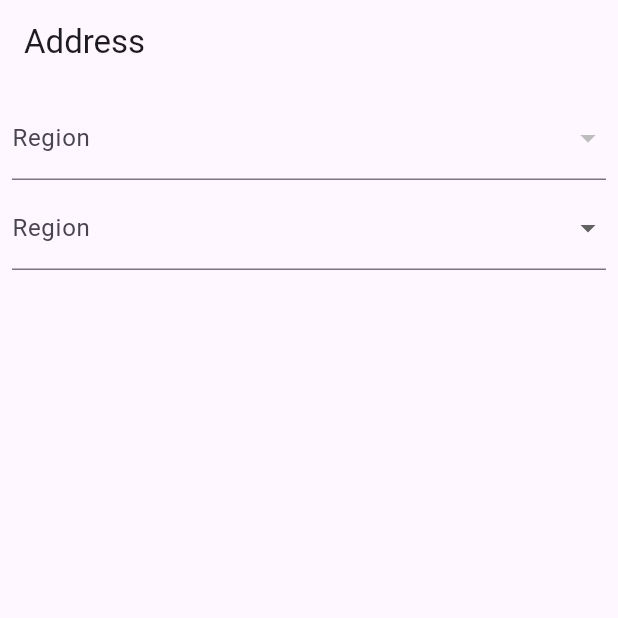
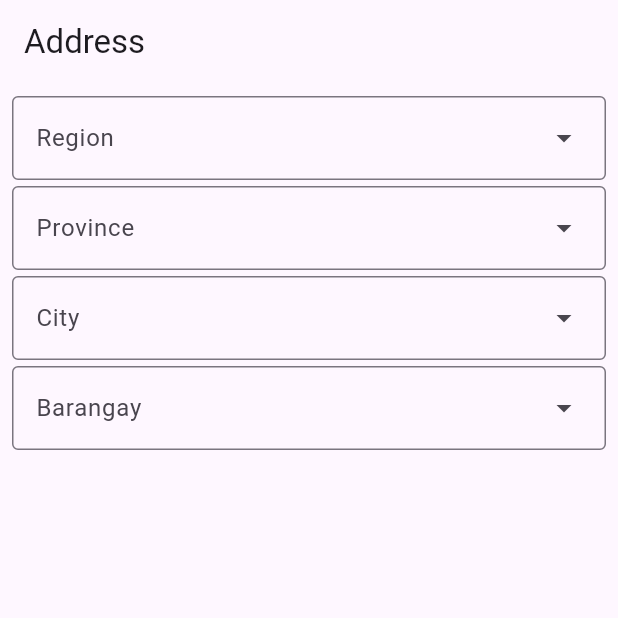
Before and after one commit to Miles-Vibar/exercise, a Flutter app: the screen it shows after launch, on a phone screen of 412 x 824 dp, the top half of it. Run offline on Flutter 3.47's test engine with Material 3 defaults, Android fonts, the phone set to English and light mode, and no system bars; our stand-ins replace flutter_bloc, shared_preferences; network calls fail.

```diff
--- /dev/null
+++ b/lib/BLoC/LocationBlocProvider.dart
@@ -0,0 +1,17 @@
+import 'package:address_app/BLoC/LocationCubit.dart';
+import 'package:address_app/Models/StateModel.dart';
+import 'package:address_app/Pages/AddressPage.dart';
+import 'package:flutter/material.dart';
+import 'package:flutter_bloc/flutter_bloc.dart';
+
+class Locationblocprovider extends StatelessWidget {
+  const Locationblocprovider({super.key});
+
+  @override
+  Widget build(BuildContext context) {
+    return BlocProvider(
+      create: (context) => LocationCubit(StateModel(region: null, province: null, city: null)),
+      child: const AddressPage(),
+    );
+  }
+}
--- /dev/null
+++ b/lib/BLoC/LocationCubit.dart
@@ -0,0 +1,64 @@
+import 'package:address_app/Models/Barangay.dart';
+import 'package:address_app/Models/Province.dart';
+import 'package:address_app/Models/Region.dart';
+import 'package:address_app/Models/StateModel.dart';
+import 'package:flutter_bloc/flutter_bloc.dart';
+import 'package:http/http.dart' as http;
+import 'package:shared_preferences/shared_preferences.dart';
+import 'dart:convert';
+
+import '../Models/City.dart';
+
+class LocationCubit extends Cubit<StateModel> {
+  LocationCubit(super.initialState);
+
+
+  RegionsList? regionsList;
+  List<Province>? provincesList;
+  List<City>? citiesList;
+  List<Barangay>? barangaysList;
+
+  Future<void> getRegions() async {
+    if (regionsList == null) {
+      await SharedPreferences.getInstance().then((prefs) async {
+        print('opened shared preferences');
+        final jsonString = prefs.getString('jsonString');
+
+        if (jsonString == null) {
+          print('setting jsonString');
+          await http.get(Uri.parse('https://raw.githubusercontent.com/tarkiedev1/exercise/refs/heads/main/address_ph.json')).then((r) async {
+            regionsList =  RegionsList.fromJson(jsonDecode(r.body));
+            filterProvinces(null);
+            filterCities(null);
+            filterBarangays(null);
+            await prefs.setString('jsonString', r.body);
+          });
+        } else {
+          print('getting jsonString');
+          regionsList =  RegionsList.fromJson(jsonDecode(jsonString));
+          filterProvinces(null);
+          filterCities(null);
+          filterBarangays(null);
+        }
+
+        regionsList = RegionsList(regions: <Region>[]);
+        emit(state);
+      });
+    }
+  }
+
+  void filterProvinces(String? region) {
+    provincesList = region != null ? regionsList?.regions?.firstWhere((r) => r.name == region).provinces : regionsList?.regions?.expand((r) => r.provinces ?? <Province>[]).toList();
+    emit(StateModel(region: state.region, province: null, city: null));
+  }
+
+  void filterCities(String? province) {
+    citiesList = province != null ? provincesList?.firstWhere((p) => p.name == province).cities : provincesList?.expand((p) => p.cities ?? <City>[]).toList();
+    emit(StateModel(region: state.region, province: state.province, city: null));
+  }
+
+  void filterBarangays(String? city) {
+    barangaysList = city != null ? citiesList?.firstWhere((c) => c.name == city).barangays : citiesList?.expand((c) => c.barangays ?? <Barangay>[]).toList();
+    emit(StateModel(region: state.region, province: state.province, city: state.city));
+  }
+}
--- /dev/null
+++ b/lib/Models/Barangay.dart
@@ -0,0 +1,9 @@
+class Barangay {
+  final String name;
+
+  Barangay({required this.name,});
+
+  factory Barangay.fromJson(String json) {
+    return Barangay(name: json);
+  }
+}
--- /dev/null
+++ b/lib/Models/City.dart
@@ -0,0 +1,12 @@
+import 'Barangay.dart';
+
+class City {
+  final String name;
+  final List<Barangay>? barangays;
+
+  City({required this.name, required this.barangays});
+
+  factory City.fromJson(Map<String, dynamic> json) {
+    return City(name: json['name'], barangays: json['barangay'] != null ? List<Barangay>.from(json['barangay'].map((x) => Barangay.fromJson(x))) : null);
+  }
+}
--- /dev/null
+++ b/lib/Models/Province.dart
@@ -0,0 +1,12 @@
+import 'City.dart';
+
+class Province {
+  final String name;
+  final List<City>? cities;
+
+  Province({required this.name, required this.cities});
+
+  factory Province.fromJson(Map<String, dynamic> json) {
+    return Province(name: json['name'], cities: json['city'] != null ? List<City>.from(json['city'].map((x) => City.fromJson(x))) : null);
+  }
+}
--- /dev/null
+++ b/lib/Models/Region.dart
@@ -0,0 +1,24 @@
+import 'Province.dart';
+
+class Region {
+  final String id;
+  final String name;
+  final List<Province>? provinces;
+
+  Region({required this.id, required this.name, required this.provinces});
+
+  factory Region.fromJson(Map<String, dynamic> json) {
+    return Region(id: json['id'], name: json['name'], provinces: json['province'] != null ? List<Province>.from(json['province'].map((x) => Province.fromJson(x))) : null);
+  }
+}
+
+class RegionsList {
+  List<Region>? regions;
+
+  RegionsList({this.regions});
+
+  factory RegionsList.fromJson(List<dynamic> json) {
+
+    return RegionsList(regions: List<Region>.from(json.map((x) => Region.fromJson(x))));
+  }
+}
--- /dev/null
+++ b/lib/Models/StateModel.dart
@@ -0,0 +1,7 @@
+class StateModel {
+  String? region;
+  String? province;
+  String? city;
+
+  StateModel({required this.region, required this.province, required this.city});
+}
--- /dev/null
+++ b/lib/Pages/AddressPage.dart
@@ -0,0 +1,84 @@
+import 'package:address_app/BLoC/LocationCubit.dart';
+import 'package:flutter/material.dart';
+import 'package:flutter_bloc/flutter_bloc.dart';
+
+import '../Models/StateModel.dart';
+import '../Widgets/DropDownWidget.dart';
+
+class AddressPage extends StatefulWidget {
+  const AddressPage({super.key});
+
+  @override
+  State<AddressPage> createState() => _AddressPageState();
+}
+
+class _AddressPageState extends State<AddressPage> {
+  final regionController = TextEditingController();
+  final provinceController = TextEditingController();
+  final cityController = TextEditingController();
+  final barangayController = TextEditingController();
+
+  @override
+  Widget build(BuildContext context) {
+    return Scaffold(
+      appBar: AppBar(
+        title: const Text('Address'),
+      ),
+      body: BlocBuilder<LocationCubit, StateModel>(
+        builder: (context, state) {
+          return Padding(
+            padding: const EdgeInsets.all(8.0),
+            child: ListView(
+              children: [
+                DropDownWidget(
+                  label: "Region",
+                  location: context.read<LocationCubit>().regionsList?.regions,
+                  controller: regionController,
+                  function: context.read<LocationCubit>().getRegions(),
+                  onChanged: (String value) {
+                    context.read<LocationCubit>().filterProvinces(value);
+                    provinceController.clear();
+                    cityController.clear();
+                    barangayController.clear();
+                  },
+                ),
+                const SizedBox(height: 4.0,),
+                DropDownWidget(
+                  label: "Province",
+                  location: context.read<LocationCubit>().provincesList,
+                  controller: provinceController,
+                  function: context.read<LocationCubit>().getRegions(),
+                  onChanged: (String value) {
+                    context.read<LocationCubit>().filterCities(value);
+                    cityController.clear();
+                    barangayController.clear();
+                  },
+                ),
+                const SizedBox(height: 4.0,),
+                DropDownWidget(
+                  label: "City",
+                  location: context.read<LocationCubit>().citiesList,
+                  controller: cityController,
+                  function: context.read<LocationCubit>().getRegions(),
+                  onChanged: (String value) {
+                    context.read<LocationCubit>().filterBarangays(value);
+                    barangayController.clear();
+                  },
+                ),
+                const SizedBox(height: 4.0,),
+                DropDownWidget(
+                  label: "Barangay",
+                  location: context.read<LocationCubit>().barangaysList,
+                  controller: barangayController,
+                  function: context.read<LocationCubit>().getRegions(),
+                  onChanged: (String value) => (),
+                ),
+                const SizedBox(height: 4.0,),
+              ],
+            ),
+          );
+        },
+      ),
+    );
+  }
+}
--- /dev/null
+++ b/lib/Widgets/DropDownWidget.dart
@@ -0,0 +1,56 @@
+import 'package:flutter/material.dart';
+
+class DropDownWidget extends StatefulWidget {
+  const DropDownWidget({super.key, required this.label, required this.location, required this.controller, required this.function, required this.onChanged});
+
+  final List<dynamic>? location;
+  final void function;
+  final ValueChanged<String> onChanged;
+  final String label;
+  final TextEditingController controller;
+
+  @override
+  State<DropDownWidget> createState() => _DropDownWidgetState();
+}
+
+class _DropDownWidgetState extends State<DropDownWidget> {
+  final focusNode = FocusNode();
+
+  void check() {
+    if (focusNode.hasFocus) {
+      widget.function;
+    }
+  }
+
+  @override
+  void initState() {
+    super.initState();
+    focusNode.addListener(check);
+  }
+
+  @override
+  void dispose() {
+    super.dispose();
+    focusNode.removeListener(check);
+  }
+
+  @override
+  Widget build(BuildContext context) {
+    return DropdownMenu(
+      dropdownMenuEntries: widget.location?.map((location) => DropdownMenuEntry(value: location.name, label: location.name)).toList() ?? [].map((location) => DropdownMenuEntry(value: location, label: location)).toList(),
+      menuHeight: 300.0,
+      enableFilter: true,
+      controller: widget.controller,
+      enableSearch: true,
+      focusNode: focusNode,
+      expandedInsets: EdgeInsets.zero,
+      label: Text(widget.label),
+      onSelected: (value) => widget.onChanged(value),
+      filterCallback: (entries, filter) {
+        //returning only the first 20 entries before and after filtering because of lag if all entries are rendered.
+        return entries.where((entry) => entry.label.toLowerCase().contains(filter.toLowerCase())).take(20).toList();
+      },
+      hintText: 'Showing first 20 entries...',
+    );
+  }
+}
--- a/lib/main.dart
+++ b/lib/main.dart
@@ -1,7 +1,5 @@
-import 'dart:convert';
-
+import 'package:address_app/BLoC/LocationBlocProvider.dart';
 import 'package:flutter/material.dart';
-import 'package:http/http.dart' as http;
 
 void main() {
   runApp(const MyApp());
@@ -16,159 +14,10 @@ class MyApp extends StatelessWidget {
     return MaterialApp(
       title: 'Flutter Demo',
       theme: ThemeData(
-        // This is the theme of your application.
-        //
-        // TRY THIS: Try running your application with "flutter run". You'll see
-        // the application has a purple toolbar. Then, without quitting the app,
-        // try changing the seedColor in the colorScheme below to Colors.green
-        // and then invoke "hot reload" (save your changes or press the "hot
-        // reload" button in a Flutter-supported IDE, or press "r" if you used
-        // the command line to start the app).
-        //
-        // Notice that the counter didn't reset back to zero; the application
-        // state is not lost during the reload. To reset the state, use hot
-        // restart instead.
-        //
-        // This works for code too, not just values: Most code changes can be
-        // tested with just a hot reload.
         colorScheme: ColorScheme.fromSeed(seedColor: Colors.deepPurple),
         useMaterial3: true,
       ),
-      home: const AddressPage(),
+      home: const Locationblocprovider(),
     );
   }
 }
-
-class AddressPage extends StatefulWidget {
-  const AddressPage({super.key});
-
-  @override
-  State<AddressPage> createState() => _AddressPageState();
-}
-
-class _AddressPageState extends State<AddressPage> {
-  RegionsList regionsList = RegionsList(regions: <Region>[]);
-  List<Province>? provincesList;
-
-  Future<void> getProvinces() async {
-    var response = await http.get(Uri.parse('https://raw.githubusercontent.com/tarkiedev1/exercise/refs/heads/main/address_ph.json'));
-
-    setState(() {
-      if (regionsList.regions!.isEmpty) {
-        regionsList = RegionsList.fromJson(jsonDecode(response.body));
-      }
-      provincesList = regionsList.regions?.expand((r) => r.provinces ?? <Province>[]).toList();
-    });
-  }
-
-  void filterProvinces(String region) {
-    setState(() {
-      print(provincesList?.length);
-      provincesList = null;
-      provincesList = regionsList.regions?.firstWhere((r) => r.name == region).provinces;
-      print(provincesList?.length);
-    });
-  }
-
-  @override
-  Widget build(BuildContext context) {
-    return Scaffold(
-      appBar: AppBar(
-        title: const Text('Address'),
-      ),
-      body: Padding(
-        padding: const EdgeInsets.all(8.0),
-        child: ListView(
-          children: [
-            DropDownWidget(location: regionsList.regions , function: getProvinces(), onChanged: (String value) => filterProvinces(value),),
-            const SizedBox(height: 4.0,),
-            DropDownWidget(location: provincesList, function: getProvinces(), onChanged: (String value) {
-            },),
-            const SizedBox(height: 4.0,),
-          ],
-        ),
-      ),
-    );
-  }
-}
-
-class DropDownWidget extends StatefulWidget {
-  const DropDownWidget({super.key, required this.location, required this.function, required this.onChanged});
-
-  final List<dynamic>? location;
-  final void function;
-  final ValueChanged<String> onChanged;
-
-  @override
-  State<DropDownWidget> createState() => _DropDownWidgetState();
-}
-
-class _DropDownWidgetState extends State<DropDownWidget> {
-  @override
-  Widget build(BuildContext context) {
-    return DropdownButtonFormField(
-      items: widget.location?.map((location) {
-        return DropdownMenuItem(
-          value: location.name,
-          child: Text(location.name),
-        );
-      }).toList() ?? [' '].map((region) {
-        return DropdownMenuItem(
-          value: region,
-          child: Text(region),
-        );
-      }).toList(),
-      isExpanded: true,
-      onChanged: (value) => widget.onChanged(value as String ?? ''),
-      onTap: () { if (widget.location == null) widget.function; },
-      decoration: const InputDecoration(
-        label: Text('Region'),
-      ),
-    );
-  }
-}
-
-class RegionsList {
-  List<Region>? regions;
-
-  RegionsList({this.regions});
-
-  factory RegionsList.fromJson(List<dynamic> json) {
-
-    return RegionsList(regions: List<Region>.from(json.map((x) => Region.fromJson(x))));
-  }
-}
-
-class Region {
-  final String id;
-  final String name;
-  final List<Province>? provinces;
-
-  Region({required this.id, required this.name, required this.provinces});
-
-  factory Region.fromJson(Map<String, dynamic> json) {
-    return Region(id: json['id'], name: json['name'], provinces: json['province'] != null ? List<Province>.from(json['province'].map((x) => Province.fromJson(x))) : null);
-  }
-}
-
-class Province {
-  final String name;
-  final List<City>? cities;
-
-  Province({required this.name, required this.cities});
-
-  factory Province.fromJson(Map<String, dynamic> json) {
-    return Province(name: json['name'], cities: json['city'] != null ? List<City>.from(json['city'].map((x) => City.fromJson(x))) : null);
-  }
-}
-
-class City {
-  final String name;
-  final List<String> barangays;
-
-  City({required this.name, required this.barangays});
-
-  factory City.fromJson(Map<String, dynamic> json) {
-    return City(name: json['name'], barangays: List.from(json['barangay']));
-  }
-}
--- a/pubspec.yaml
+++ b/pubspec.yaml
@@ -36,6 +36,8 @@ dependencies:
   # Use with the CupertinoIcons class for iOS style icons.
   cupertino_icons: ^1.0.8
   http: ^1.2.2
+  flutter_bloc: ^8.1.6
+  shared_preferences: ^2.3.3
 
 dev_dependencies:
   flutter_test:
```
Also changed, not shown: pubspec.lock, 4 other files.
